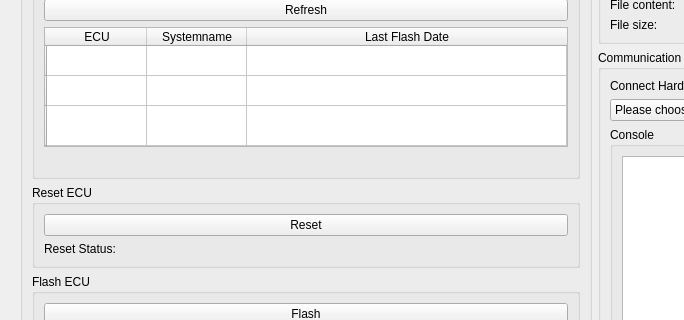
Before: the Qt Designer form WINDOWS_GUI/mainwindow.ui in amosproj/amos2024ss07-updating-flash-boot-loader, drawn with Qt 5; both pictures show x 0 to 684 and y 138 to 458 of the 1200 by 700 pixel window.
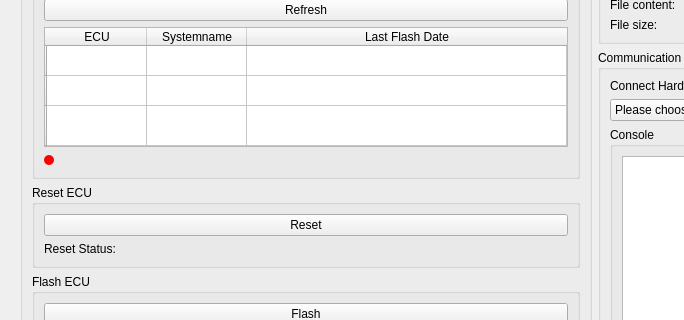
After: the same form once the commit is applied.

Commit message: #87 Add status indicator label

Diff of the .ui file:
```diff
--- a/WINDOWS_GUI/mainwindow.ui
+++ b/WINDOWS_GUI/mainwindow.ui
@@ -102,6 +102,18 @@
             </widget>
            </item>
            <item>
+            <layout class="QHBoxLayout" name="horizontalLayout_selected_ECU">
+             <item>
+              <widget class="QLabel" name="label_ECU_status">
+               <property name="styleSheet">
+                <string notr="true">QLabel { background-color : red; border-radius: 5px; width: 10px; height: 10px; max-width: 10px; max-height: 10px }</string>
+               </property>
+               <property name="text">
+                <string/>
+               </property>
+              </widget>
+             </item>
+             <item>
             <widget class="QLabel" name="label_selected_ECU">
              <property name="text">
               <string/>
@@ -109,6 +121,8 @@
             </widget>
            </item>
           </layout>
+           </item>
+          </layout>
          </widget>
         </item>
         <item>
```
Left out of the diff: 2 changed lines with no effect on the pictures. Lines whose indentation alone changed are shown as unchanged.
